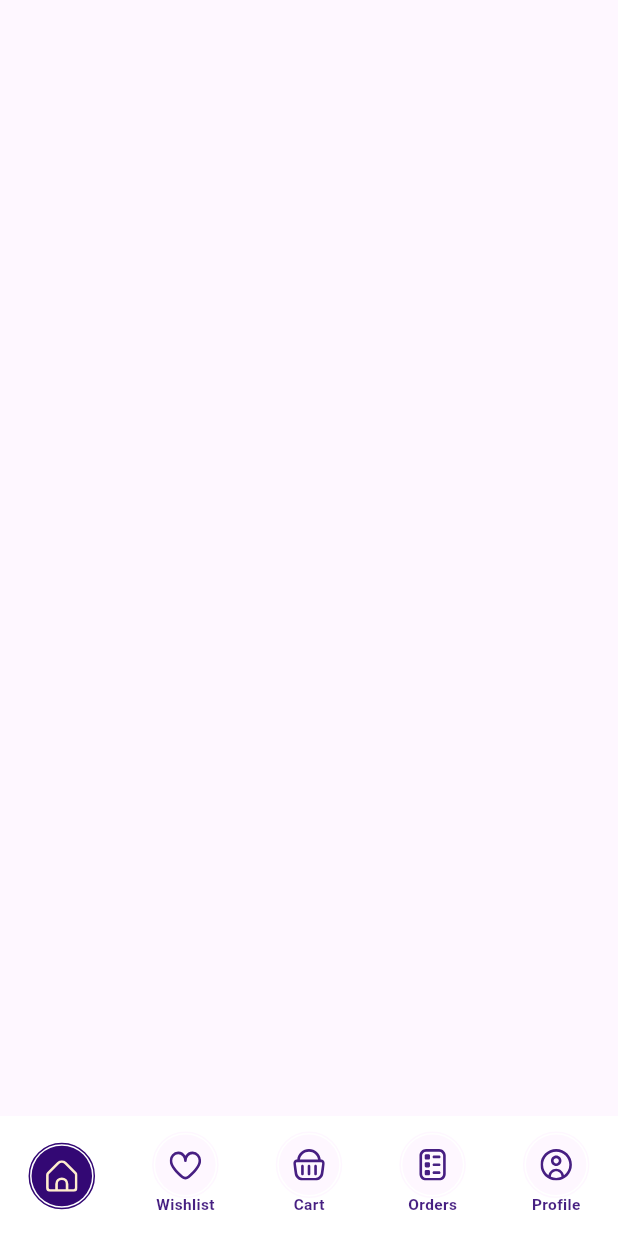
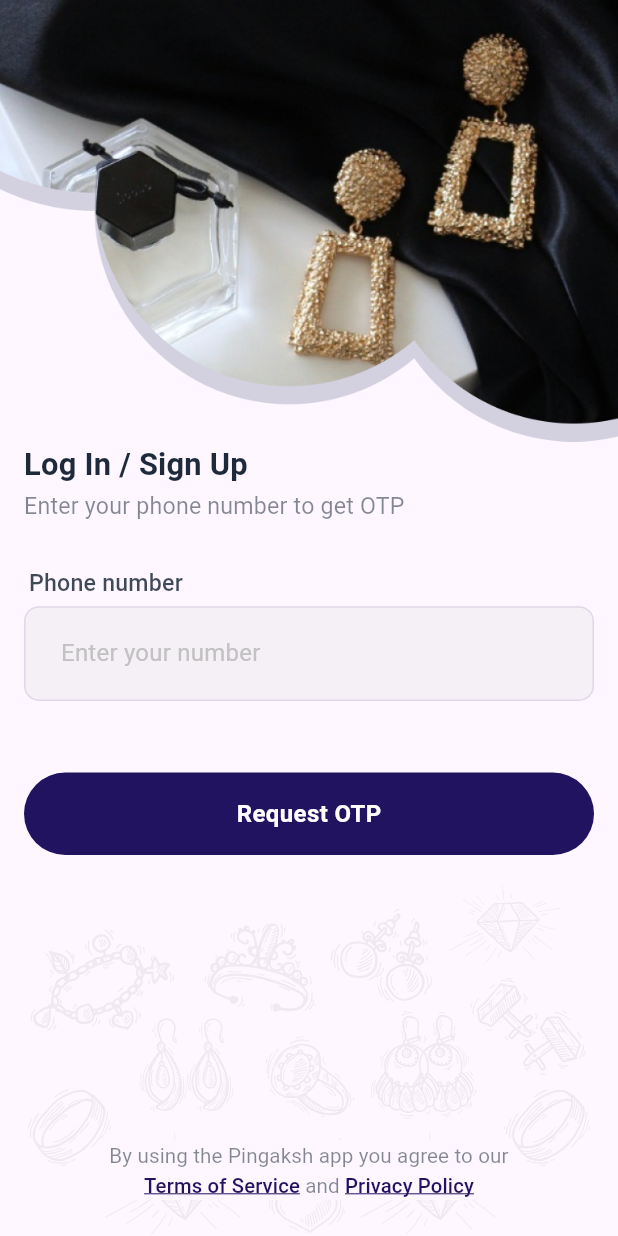
Before and after one commit to pingaksh-tech/pinga-mobile-app, a Flutter app: the screen it shows after launch, on a phone screen of 412 x 824 dp. Run offline on Flutter 3.47's test engine with Material 3 defaults, Android fonts, the phone set to English and light mode, and no system bars; our stand-ins replace connectivity_plus, cookie_jar, device_info_plus, dio, dio_cookie_manager, flutter_keyboard_visibility and 10 more; Roboto replaces fonts that are missing (DmSans); project files that could hold a hidden picture were left out.

Commit message:
Login UI complete.

```diff
--- a/lib/data/api/api_utils.dart
+++ b/lib/data/api/api_utils.dart
@@ -22,7 +22,7 @@ class ApiUtils {
     await Future.delayed(
       const Duration(milliseconds: 100),
       () async {
-        if (!LocalStorage.accessToken.isNotEmpty) {
+        if (LocalStorage.accessToken.isNotEmpty) {
           Get.offAllNamed(AppRoutes.bottomBarScreen);
         } else {
           Get.offAllNamed(AppRoutes.loginScreen);
--- a/lib/res/app_colors.dart
+++ b/lib/res/app_colors.dart
@@ -4,8 +4,8 @@ class AppColors {
   AppColors._();
 
   /// App Specific Colors
-  static Color primary = const Color(0xFF330874);
-  static Color lightPrimary = const Color(0xFF756390);
+  static Color primary = const Color(0xFF221361);
+  static Color lightPrimary = const Color(0xFF686185);
   static Color secondary = const Color(0xFFBA995E);
   static Color lightSecondary = const Color.fromARGB(255, 255, 237, 205);
   static const Color background = Color(0xFFF8F8F8);
--- a/lib/res/app_text_field.dart
+++ b/lib/res/app_text_field.dart
@@ -1,6 +1,8 @@
 import 'package:flutter/material.dart';
 import 'package:flutter/services.dart';
 import 'package:flutter_screenutil/flutter_screenutil.dart';
+import 'package:flutter_svg/flutter_svg.dart';
+import 'package:get/get.dart';
 
 import '../exports.dart';
 
@@ -22,17 +24,21 @@ class AppTextField extends StatefulWidget {
   final String? hintText;
   final TextStyle? hintStyle;
   final String? initialValue;
+  final TextAlign? textAlign;
 
   final Function(String value)? onChanged;
   final Function(dynamic value)? onDateOrTimeChange;
   final String? Function(String?)? validate;
   final List<TextInputFormatter>? inputFormatters;
   final Function(String)? onFieldSubmitted;
+  final void Function()? onEditingComplete;
 
   final Widget? prefixIcon;
   final VoidCallback? prefixOnTap;
   final Widget? suffixIcon;
+  final bool showNormalSuffixIcon;
   final VoidCallback? suffixOnTap;
+  final double? suffixIconSize;
 
   final int? maxLines;
   final bool? enabled;
@@ -91,15 +97,19 @@ class AppTextField extends StatefulWidget {
     this.hintText,
     this.hintStyle,
     this.initialValue,
+    this.textAlign,
     this.onChanged,
     this.onDateOrTimeChange,
     this.validate,
     this.inputFormatters,
     this.onFieldSubmitted,
+    this.onEditingComplete,
     this.prefixIcon,
     this.prefixOnTap,
+    this.showNormalSuffixIcon = false,
     this.suffixIcon,
     this.suffixOnTap,
+    this.suffixIconSize,
     this.maxLines,
     this.enabled,
     this.readOnly,
@@ -138,7 +148,7 @@ class AppTextField extends StatefulWidget {
 }
 
 class _AppTextFieldState extends State<AppTextField> {
-  // Textfield type date.
+  // TextField type date.
   DateTime selectedDate = DateTime.now();
   TimeOfDay selectedTime = TimeOfDay.now();
 
@@ -183,42 +193,28 @@ class _AppTextFieldState extends State<AppTextField> {
     _focus.dispose();
   }
 
+  Color get defaultBorderColor => Theme.of(context).primaryColor.withOpacity(.1);
+
   @override
   Widget build(BuildContext context) {
-    return Padding(
+    return AnimatedPadding(
+      duration: defaultDuration,
       padding: widget.padding ?? EdgeInsets.zero,
       child: Column(
         crossAxisAlignment: CrossAxisAlignment.start,
+        // mainAxisAlignment: MainAxisAlignment.center,
+        mainAxisSize: MainAxisSize.min,
         children: [
-          Container(
-            decoration: BoxDecoration(
-              borderRadius: BorderRadius.circular(defaultRadius),
+          if (widget.title != null && widget.title!.isNotEmpty) ...[
+            FieldTitleWidget(
+              context,
+              title: (widget.title ?? "").tr,
+              isFieldActive: widget.readOnly == true ? false : isFieldActive,
+              titleStyle: widget.titleStyle,
+              padding: widget.titlePadding ?? EdgeInsets.symmetric(horizontal: defaultPadding / 5).copyWith(bottom: defaultPadding / 4),
             ),
-            child: Stack(
-              children: [
-                Padding(
-                  padding: EdgeInsets.only(top: 13.5.sp / 1.3),
-                  child: textFieldWidget(context),
-                ),
-                if (widget.title != null && widget.title!.isNotEmpty) ...[
-                  Container(
-                    margin: EdgeInsets.only(left: defaultPadding * 1.2),
-                    decoration: BoxDecoration(
-                      color: Theme.of(context).scaffoldBackgroundColor,
-                      borderRadius: BorderRadius.circular(6),
-                    ),
-                    child: FieldTitleWidget(
-                      context,
-                      title: widget.title ?? "",
-                      isFieldActive: widget.readOnly == true ? false : isFieldActive,
-                      titleStyle: widget.titleStyle,
-                      padding: widget.titlePadding ?? EdgeInsets.symmetric(horizontal: defaultPadding / 3),
-                    ),
-                  ),
-                ],
-              ],
-            ),
-          ),
+          ],
+          textFieldWidget(context),
           if (widget.errorMessage != null && widget.errorMessage!.isNotEmpty)
             FieldErrorWidget(
               context,
@@ -245,6 +241,7 @@ class _AppTextFieldState extends State<AppTextField> {
       textAlignVertical: TextAlignVertical.center,
       cursorColor: widget.cursorColor ?? Theme.of(context).primaryColor,
       initialValue: widget.initialValue,
+      textAlign: widget.textAlign ?? TextAlign.start,
       controller: widget.controller,
       enabled: widget.enabled,
       cursorHeight: widget.cursorHeight,
@@ -255,6 +252,7 @@ class _AppTextFieldState extends State<AppTextField> {
       onChanged: (String value) {
         widget.onChanged != null ? widget.onChanged!(value) : null;
       },
+      onEditingComplete: widget.onEditingComplete,
       maxLines: widget.maxLines ?? 1,
       onFieldSubmitted: widget.onFieldSubmitted,
       style: textFormFieldStyle,
@@ -265,11 +263,11 @@ class _AppTextFieldState extends State<AppTextField> {
       readOnly: readOnly,
       decoration: InputDecoration(
         filled: true,
-        fillColor: widget.fillColor ?? Theme.of(context).scaffoldBackgroundColor, // Colors.transparent,
+        fillColor: widget.fillColor ?? const Color(0x1EB4B4B4),
         isCollapsed: true,
-        hintText: widget.hintText,
+        hintText: widget.hintText?.tr,
         hintStyle: widget.hintStyle ?? TextStyle(fontSize: 14.sp, fontWeight: FontWeight.w400, color: const Color(0xFFC2C2C2)),
-        contentPadding: widget.contentPadding ?? EdgeInsets.symmetric(horizontal: 20.sp, vertical: 18.sp),
+        contentPadding: widget.contentPadding ?? EdgeInsets.all(18.sp),
         prefixIcon: widget.prefixIcon != null
             ? InkWell(
                 overlayColor: WidgetStateProperty.all(Theme.of(context).brightness == Brightness.dark ? null : Colors.white),
@@ -277,22 +275,22 @@ class _AppTextFieldState extends State<AppTextField> {
                 child: DefaultTextStyle(style: textFormFieldStyle, child: widget.prefixIcon!),
               )
             : null,
-        suffixIcon: getSuffixIcon,
+        suffixIcon: widget.showNormalSuffixIcon ? widget.suffixIcon : getSuffixIcon,
         enabledBorder: widget.enabledBorder ??
             OutlineInputBorder(
               borderRadius: filedBorderRadius,
-              borderSide: BorderSide(color: widget.validation == false ? Theme.of(context).colorScheme.error : AppColors.lightGrey),
+              borderSide: BorderSide(color: widget.validation == false ? Theme.of(context).colorScheme.error : defaultBorderColor),
             ),
         border: widget.border ??
             OutlineInputBorder(
               borderRadius: filedBorderRadius,
-              borderSide: const BorderSide(color: AppColors.lightGrey),
+              borderSide: BorderSide(color: defaultBorderColor),
             ),
         focusedBorder: widget.focusedBorder ??
             OutlineInputBorder(
               borderRadius: filedBorderRadius,
               borderSide: BorderSide(
-                color: widget.readOnly == true || (widget.textFieldType != TextFieldType.normal && widget.textFieldType != TextFieldType.search) ? AppColors.lightGrey : (Theme.of(context).primaryColor),
+                color: widget.readOnly == true || (widget.textFieldType != TextFieldType.normal && widget.textFieldType != TextFieldType.search) ? defaultBorderColor : (Theme.of(context).primaryColor),
               ),
             ),
         focusedErrorBorder: widget.focusedErrorBorder ??
@@ -303,7 +301,7 @@ class _AppTextFieldState extends State<AppTextField> {
         disabledBorder: widget.disabledBorder ??
             OutlineInputBorder(
               borderRadius: filedBorderRadius,
-              borderSide: BorderSide(color: Colors.grey.shade400),
+              borderSide: BorderSide(color: defaultBorderColor),
             ),
         errorBorder: widget.errorBorder ??
             OutlineInputBorder(
@@ -325,13 +323,12 @@ class _AppTextFieldState extends State<AppTextField> {
   Widget? get getSuffixIcon {
     Widget? onTapWrapWidget({Widget? child}) {
       return Container(
-        width: 50,
-        height: 50,
+        width: widget.suffixIconSize ?? 50,
         margin: const EdgeInsets.only(right: 5),
         child: Center(
           child: widget.suffixOnTap != null && child != null
               ? AppIconButton(
-                  size: 50,
+                  size: 30,
                   onPressed: widget.suffixOnTap!,
                   icon: child,
                 )
@@ -342,17 +339,15 @@ class _AppTextFieldState extends State<AppTextField> {
 
     switch (widget.textFieldType!) {
       case TextFieldType.normal:
-        return onTapWrapWidget(
-          child: widget.suffixIcon,
-        );
+        return widget.suffixOnTap != null || widget.suffixIcon != null ? onTapWrapWidget(child: widget.suffixIcon) : null;
 
       case TextFieldType.date:
         return onTapWrapWidget(
-          child: widget.suffixIcon /*SvgPicture.asset(
+          child: widget.suffixIcon ??
+              SvgPicture.asset(
                 AppAssets.calenderIcon,
                 color: isFieldActive ? Theme.of(context).primaryColor : null, // ignore: deprecated_member_use
-              )*/
-          ,
+              ),
         );
 
       case TextFieldType.time:
@@ -362,14 +357,13 @@ class _AppTextFieldState extends State<AppTextField> {
 
       case TextFieldType.search:
         return onTapWrapWidget(
-          child: widget.suffixIcon /*??
+          child: widget.suffixIcon ??
               SvgPicture.asset(
-                AppAssets.searchIcon,
-                height: 24,
-                width: 24,
+                AppAssets.search,
+                height: 23,
+                width: 23,
                 color: isFieldActive ? Theme.of(context).primaryColor : Colors.grey.shade400, // ignore: deprecated_member_use
-              )*/
-          ,
+              ),
         );
     }
   }
@@ -419,7 +413,6 @@ class _AppTextFieldState extends State<AppTextField> {
 
       case TextFieldType.time:
         if (widget.onTap == null) {
-          printOkStatus("text");
           return () async {
             final TimeOfDay? picked = await showTimePicker(
               context: context,
@@ -481,10 +474,11 @@ class FieldTitleWidget extends StatelessWidget {
       child: AnimatedDefaultTextStyle(
         duration: const Duration(milliseconds: 150),
         style: titleStyle ??
-            Theme.of(context).textTheme.titleMedium!.copyWith(
+            Theme.of(context).textTheme.bodyLarge!.copyWith(
                   fontSize: 13.5.sp,
+                  fontWeight: FontWeight.w500,
                   fontFamily: AppTheme.fontFamilyName,
-                  color: isFieldActive == true ? Theme.of(mainContext).primaryColor : Theme.of(context).textTheme.titleMedium?.color,
+                  color: isFieldActive == true ? Theme.of(mainContext).primaryColor : Theme.of(context).textTheme.bodyMedium?.color?.withOpacity(.85),
                 ),
         child: Text(title),
       ),
@@ -516,7 +510,7 @@ class FieldErrorWidget extends StatelessWidget {
     return TweenAnimationBuilder(
       duration: const Duration(milliseconds: 500),
       curve: Curves.easeOutCubic,
-      tween: validation == false ? Tween(begin: 0.0, end: (errorHeight ?? 17) + (errorSpacing ?? 5)) : Tween(begin: 0.0, end: 0.0),
+      tween: validation == false ? Tween(begin: 0.0, end: (errorHeight ?? 18) + (errorSpacing ?? 5)) : Tween(begin: 0.0, end: 0.0),
       builder: (context, value, child) {
         return Container(
           alignment: Alignment.topLeft,
--- a/lib/routes/app_pages.dart
+++ b/lib/routes/app_pages.dart
@@ -1,6 +1,7 @@
 import 'package:get/get.dart';
 import 'package:pingaksh_mobile/view/bottombar/bottombar_screen.dart';
 
+import '../view/auth_flow/login/login_screen.dart';
 import '../view/dashboard/dashboard_screen.dart';
 import '../view/splash/splash_screen.dart';
 import 'app_routes.dart';
@@ -20,7 +21,7 @@ class AppPages {
 
   static final List<GetPage<dynamic>> pages = <GetPage<dynamic>>[
     _getPage(name: AppRoutes.splashScreen, page: () => SplashScreen()),
-    // _getPage(name: AppRoutes.loginScreen, page: () => LoginScreen()),
+    _getPage(name: AppRoutes.loginScreen, page: () => LoginScreen()),
     _getPage(name: AppRoutes.dashboardScreen, page: () => DashboardScreen()),
     _getPage(name: AppRoutes.bottomBarScreen, page: () => BottomBarScreen()),
 
--- a/lib/theme/app_style.dart
+++ b/lib/theme/app_style.dart
@@ -15,7 +15,7 @@ double navigationBarSpacing = (defaultPadding / 2).h;
 double defaultTopPadding = ScreenUtil().statusBarHeight + defaultPadding;
 double defaultBottomPadding = ScreenUtil().bottomBarHeight == 0.0 ? defaultPadding : ScreenUtil().bottomBarHeight + 6.h;
 
-double appButtonHeight = 42.w;
+double appButtonHeight = 48.w;
 
 List<BoxShadow> defaultShadow(BuildContext context) => [
       BoxShadow(blurStyle: BlurStyle.outer, color: Theme.of(context).iconTheme.color!.withOpacity(1), blurRadius: 1, spreadRadius: 20),
--- a/lib/utils/app_assets.dart
+++ b/lib/utils/app_assets.dart
@@ -15,6 +15,7 @@ class AppAssets {
   static String banner03 = '${imagesPath}banner03.jpg';
   static String banner04 = '${imagesPath}banner04.jpg';
   static String banner05 = '${imagesPath}banner05.jpg';
+  static String authBg = '${imagesPath}auth_bg.png';
 
   /// ***********************************************************************************
   ///                                    SVG
@@ -38,6 +39,10 @@ class AppAssets {
   static String homeFilledSVG = '${svgPath}home_filled.svg';
   static String homeOutlinedSVG = '${svgPath}home_outlined.svg';
 
+  static String calenderIcon = "${svgPath}calender_icon.svg";
+  static String authAsset = "${svgPath}auth_asset.svg";
+
+
   /// ***********************************************************************************
   ///                                   JSON
   /// ***********************************************************************************
--- a/lib/utils/app_text_style.dart
+++ b/lib/utils/app_text_style.dart
@@ -21,7 +21,7 @@ class AppTextStyle {
   static TextStyle subtitleStyle(BuildContext context, {FontWeight? fontWeight, double? fontSize, Color? color}) {
     return Theme.of(context).textTheme.bodyLarge!.copyWith(
           fontSize: fontSize ?? 13.5.sp,
-          fontWeight: fontWeight ?? FontWeight.w500,
+          fontWeight: fontWeight ?? FontWeight.w400,
           color: color ?? Theme.of(context).textTheme.bodyMedium?.color?.withOpacity(.55),
         );
   }
--- a/lib/utils/ui_utils.dart
+++ b/lib/utils/ui_utils.dart
@@ -12,6 +12,8 @@ import '../exports.dart';
 
 class UiUtils {
   UiUtils._();
+  static double appButtonHight = 48.w;
+  static double bottomBarHight = 85;
 
   /// Set the status bar style to dark
   static void darkStatusBar() {
@@ -100,6 +102,10 @@ class UiUtils {
         _isShowingToast = false;
       });
     }
+  }
+
+  static EdgeInsets textfieldScrollPadding(BuildContext context, {bool? showError = false, double? extendBottom}) {
+    return const EdgeInsets.all(20).copyWith(bottom: (UiUtils.appButtonHight + (defaultPadding * 3.3) + (showError != true ? defaultPadding * 1.3 : 0)) + (extendBottom ?? 0));
   }
 
   /// ***********************************************************************************
--- /dev/null
+++ b/lib/view/auth_flow/login/login_controller.dart
@@ -0,0 +1,12 @@
+import 'package:flutter/foundation.dart';
+import 'package:flutter/material.dart';
+import 'package:get/get.dart';
+
+class LoginController extends GetxController {
+  RxBool isLoading = false.obs;
+  RxBool disableButton = true.obs;
+
+  Rx<TextEditingController> numberCon = TextEditingController(text: kDebugMode ? "9876543210" : null).obs;
+  RxBool numberValidation = true.obs;
+  RxString numberError = ''.obs;
+}
--- /dev/null
+++ b/lib/view/auth_flow/login/login_screen.dart
@@ -0,0 +1,128 @@
+import 'package:flutter/gestures.dart';
+import 'package:flutter/material.dart';
+import 'package:flutter/services.dart';
+import 'package:flutter_screenutil/flutter_screenutil.dart';
+import 'package:flutter_svg/flutter_svg.dart';
+import 'package:get/get.dart';
+import 'package:pingaksh_mobile/packages/app_animated_cliprect.dart';
+
+import '../../../data/api/api_utils.dart';
+import '../../../exports.dart';
+import 'login_controller.dart';
+
+class LoginScreen extends StatelessWidget {
+  LoginScreen({super.key});
+
+  final LoginController con = Get.put(LoginController());
+
+  @override
+  Widget build(BuildContext context) {
+    return AnnotatedRegion<SystemUiOverlayStyle>(
+      value: UiUtils.systemUiOverlayStyle(
+        isReverse: true,
+        systemNavigationBarColor: Theme.of(context).scaffoldBackgroundColor,
+      ),
+      child: Scaffold(
+        body: Stack(
+          fit: StackFit.expand,
+          children: [
+            ListView(
+              padding: EdgeInsets.zero,
+              physics: const RangeMaintainingScrollPhysics(),
+              children: [
+                Image.asset(
+                  AppAssets.authBg,
+                  fit: BoxFit.fitWidth,
+                ),
+                Padding(
+                  padding: EdgeInsets.all(defaultPadding).copyWith(top: 0),
+                  child: Column(
+                    crossAxisAlignment: CrossAxisAlignment.start,
+                    children: [
+                      Text(
+                        'Log In / Sign Up',
+                        style: AppTextStyle.titleStyle(context),
+                      ),
+                      Text(
+                        'Enter your phone number to get OTP',
+                        style: AppTextStyle.subtitleStyle(context),
+                      ),
+                      (defaultPadding * 1.5).verticalSpace,
+                      AppTextField(
+                        title: "Phone number",
+                        hintText: "Enter your number",
+                        controller: con.numberCon.value,
+                        validation: con.numberValidation.value,
+                        errorMessage: con.numberError.value,
+                        keyboardType: TextInputType.phone,
+                        scrollPadding: UiUtils.textfieldScrollPadding(context, showError: con.numberValidation.value),
+                        textInputAction: TextInputAction.done,
+                        padding: EdgeInsets.only(bottom: defaultPadding.h),
+                        inputFormatters: [
+                          LengthLimitingTextInputFormatter(10),
+                        ],
+                        onChanged: (value) {
+                          con.numberValidation.value = true;
+                        },
+                      ),
+                      (defaultPadding * 1.5).verticalSpace,
+                      AppButton(
+                        title: 'Request OTP',
+                        borderRadius: BorderRadius.circular(defaultRadius * 4),
+                        margin: EdgeInsets.symmetric(horizontal: defaultPadding.w),
+                        onPressed: () {},
+                      ),
+                    ],
+                  ),
+                ),
+              ],
+            ),
+            Align(
+              alignment: Alignment.bottomCenter,
+              child: AnimatedClipRect(
+                open: !UiUtils.keyboardIsOpen.value,
+                child: Stack(
+                  alignment: Alignment.bottomCenter,
+                  children: [
+                    SvgPicture.asset(
+                      AppAssets.authAsset,
+                      fit: BoxFit.fitWidth,
+                    ),
+                    AnimatedContainer(
+                      duration: defaultDuration,
+                      color: !UiUtils.keyboardIsOpen.value ? Theme.of(context).scaffoldBackgroundColor : null,
+                      margin: EdgeInsets.only(bottom: MediaQuery.of(context).padding.bottom + defaultPadding * 1.5),
+                      child: RichText(
+                        textAlign: TextAlign.center,
+                        text: TextSpan(
+                          text: "By using the Pingaksh app you agree to our\n",
+                          style: Theme.of(context).textTheme.labelLarge?.copyWith(fontSize: 12.sp, color: Theme.of(context).textTheme.bodyMedium?.color?.withOpacity(.55)),
+                          children: [
+                            TextSpan(
+                              text: "Terms of Service",
+                              recognizer: TapGestureRecognizer()..onTap = con.isLoading.isFalse ? () => ApiUtils.termsAndConditionsNav() : null,
+                              style: Theme.of(context).textTheme.labelLarge?.copyWith(fontWeight: FontWeight.w500, decoration: TextDecoration.underline, color: Theme.of(context).primaryColor),
+                            ),
+                            TextSpan(
+                              text: " and ",
+                              style: Theme.of(context).textTheme.labelLarge?.copyWith(fontSize: 12.sp, color: Theme.of(context).textTheme.bodyMedium?.color?.withOpacity(.55)),
+                            ),
+                            TextSpan(
+                              text: "Privacy Policy",
+                              recognizer: TapGestureRecognizer()..onTap = con.isLoading.isFalse ? () => ApiUtils.termsAndConditionsNav() : null,
+                              style: Theme.of(context).textTheme.labelLarge?.copyWith(fontWeight: FontWeight.w500, decoration: TextDecoration.underline, color: Theme.of(context).primaryColor),
+                            ),
+                          ],
+                        ),
+                      ),
+                    ),
+                  ],
+                ),
+              ),
+            ),
+          ],
+        ),
+      ),
+    );
+  }
+}
```
Also changed, not shown: assets/images/auth_bg.png (added), assets/svg/auth_asset.svg (added), assets/svg/calender_icon.svg (added).
